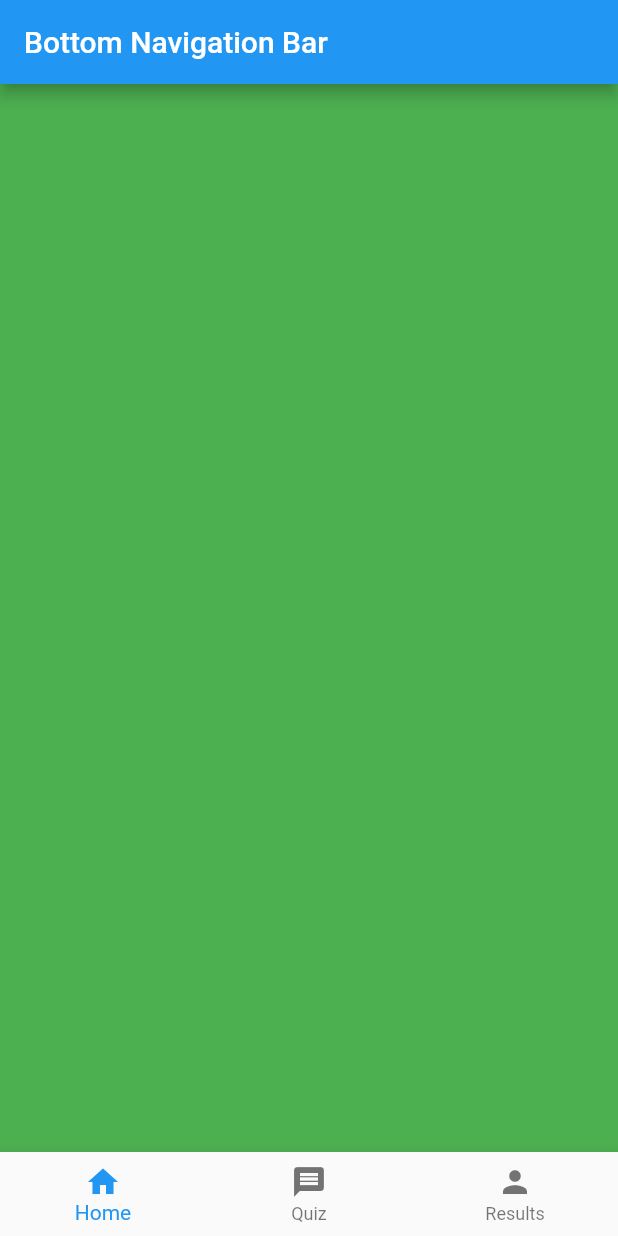
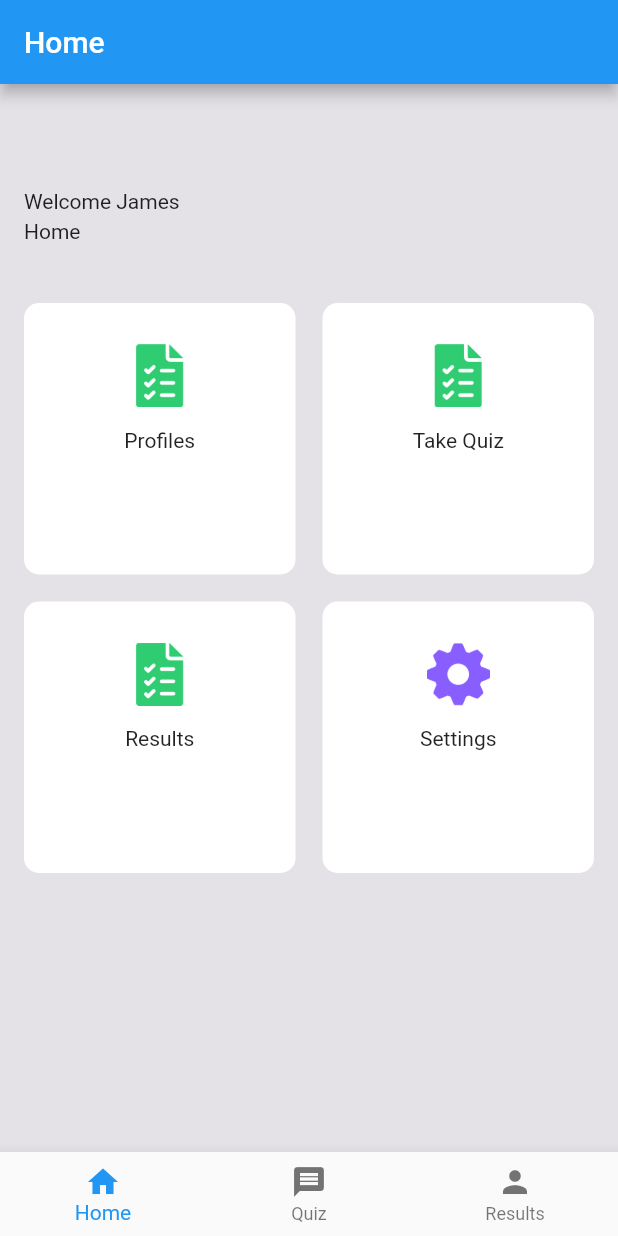
Before and after one commit to snvellozzi/cen3031_project, a Flutter app: the screen it shows after launch, on a phone screen of 412 x 824 dp. Run offline on Flutter 3.47's test engine with Material 2 defaults, Android fonts, the phone set to English and light mode, and no system bars.

Commit message:
update
home screen

```diff
--- a/lib/main.dart
+++ b/lib/main.dart
@@ -37,9 +37,7 @@ class _NavigationState extends State<Navigation> {
   @override
   Widget build(BuildContext context) {
     return Scaffold(
-      appBar: AppBar(
-        title: Text('Bottom Navigation Bar'),
-      ),
+
       body: IndexedStack(
         index: _selectedIndex,
         children: _widgetOptions,
--- /dev/null
+++ b/lib/screens/griddashboard.dart
@@ -0,0 +1,2 @@
+
+import 'package:flutter/material.dart';
--- a/lib/screens/home.dart
+++ b/lib/screens/home.dart
@@ -1,10 +1,160 @@
 import 'package:flutter/material.dart';
 
-class Home extends StatelessWidget {
+
+
+class GridDashboard extends StatelessWidget {
+  Items item1 = new Items(
+      title: "Profiles",
+      subtitle: "",
+      event: "",
+      img: "assets/todo.png");
+
+  Items item2 = new Items(
+    title: "Take Quiz",
+    subtitle: "",
+    event: "",
+    img: "assets/todo.png",
+  );
+  Items item3 = new Items(
+    title: "Results",
+    subtitle: "",
+    event: "",
+    img: "assets/todo.png",
+  );
+  Items item4 = new Items(
+    title: "Settings",
+    subtitle: "",
+    event: "",
+    img: "assets/setting.png",
+  );
+
   @override
   Widget build(BuildContext context) {
-    return Container(
-      color: Colors.green,
+    List<Items> myList = [item1, item2, item3, item4];
+    return Flexible(
+      child: GridView.count(
+          childAspectRatio: 1.0,
+          padding: EdgeInsets.only(left: 16, right: 16),
+          crossAxisCount: 2,
+          crossAxisSpacing: 18,
+          mainAxisSpacing: 18,
+          children: myList.map((data) {
+            return Container(
+              decoration: BoxDecoration(
+                  color: Colors.white, borderRadius: BorderRadius.circular(10)),
+              child: Column(
+                mainAxisAlignment: MainAxisAlignment.center,
+                children: <Widget>[
+                  Image.asset(
+                    data.img,
+                    width: 42,
+                  ),
+                  SizedBox(
+                    height: 14,
+                  ),
+                  Text(
+                    data.title,
+                    // style: GoogleFonts.openSans(
+                    //     textStyle: TextStyle(
+                    //         color: Colors.white,
+                    //         fontSize: 16,
+                    //         fontWeight: FontWeight.w600)),
+                  ),
+                  SizedBox(
+                    height: 8,
+                  ),
+                  Text(
+                    data.subtitle,
+                    // style: GoogleFonts.openSans(
+                    //     textStyle: TextStyle(
+                    //         color: Colors.white38,
+                    //         fontSize: 10,
+                    //         fontWeight: FontWeight.w600)),
+                  ),
+                  SizedBox(
+                    height: 14,
+                  ),
+                  Text(
+                    data.event,
+                    // style: GoogleFonts.openSans(
+                    //     textStyle: TextStyle(
+                    //         color: Colors.white70,
+                    //         fontSize: 11,
+                    //         fontWeight: FontWeight.w600)),
+                  ),
+                ],
+              ),
+            );
+          }).toList()),
     );
   }
 }
+
+class Items {
+  String title;
+  String subtitle;
+  String event;
+  String img;
+  Items({required this.title, required this.subtitle, required this.event, required this.img});
+}
+
+class Home extends StatefulWidget {
+  @override
+  HomeState createState() => new HomeState();
+}
+
+class HomeState extends State<Home> {
+  @override
+  Widget build(BuildContext context) {
+    return Scaffold(
+            appBar: AppBar(
+        title: Text('Home'),
+      ),
+      backgroundColor: Color.fromARGB(255, 228, 225, 231),
+      body: Column(
+        children: <Widget>[
+          SizedBox(
+            height: 70,
+          ),
+          Padding(
+            padding: EdgeInsets.only(left: 16, right: 16),
+            child: Row(
+              mainAxisAlignment: MainAxisAlignment.spaceBetween,
+              children: <Widget>[
+                Column(
+                  crossAxisAlignment: CrossAxisAlignment.start,
+                  children: <Widget>[
+                    Text(
+                      "Welcome James",
+                      // style: GoogleFonts.openSans(
+                      //     textStyle: TextStyle(
+                      //         color: Colors.white,
+                      //         fontSize: 18,
+                      //         fontWeight: FontWeight.bold)),
+                    ),
+                    SizedBox(
+                      height: 4,
+                    ),
+                    Text(
+                      "Home",
+                      // style: GoogleFonts.openSans(
+                      //     textStyle: TextStyle(
+                      //         color: Color(0xffa29aac),
+                      //         fontSize: 14,
+                      //         fontWeight: FontWeight.w600)),
+                    ),
+                  ],
+                ),
+
+              ],
+            ),
+          ),
+          SizedBox(
+            height: 40,
+          ),
+         GridDashboard()
+        ],
+      ),
+    );
+  }
+}
--- a/pubspec.yaml
+++ b/pubspec.yaml
@@ -58,9 +58,9 @@ flutter:
   uses-material-design: true
 
   # To add assets to your application, add an assets section, like this:
-  # assets:
-  #   - images/a_dot_burr.jpeg
-  #   - images/a_dot_ham.jpeg
+  assets:
+    - assets/setting.png
+    - assets/todo.png
 
   # An image asset can refer to one or more resolution-specific "variants", see
   # https://flutter.dev/assets-and-images/#resolution-aware.
```
Also changed, not shown: assets/calendar.png (added), assets/festival.png (added), assets/food.png (added), assets/map.png (added), assets/notification.png (added), assets/setting.png (added), assets/todo.png (added).
